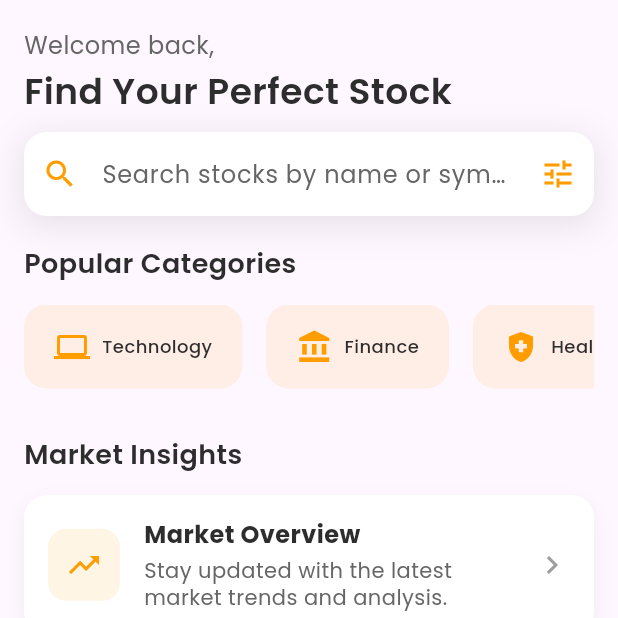
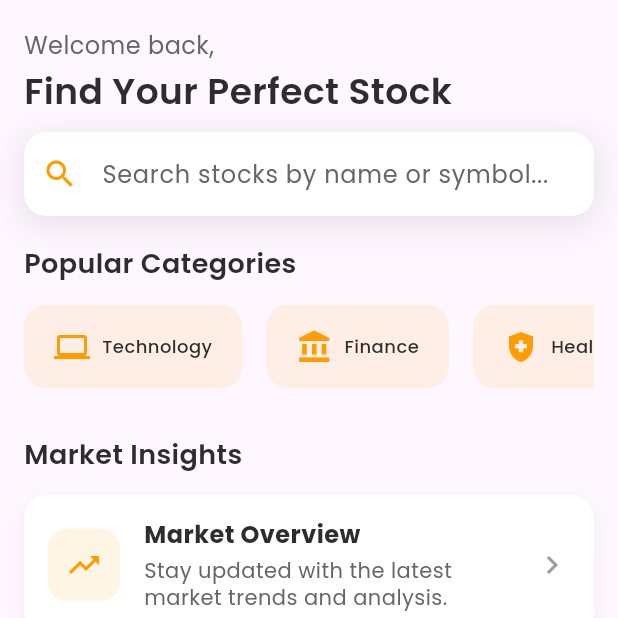
Before and after one commit to MaharajMM/capricon_stock, a Flutter app: the HomeView screen opened directly, on a phone screen of 412 x 824 dp, the top half of it. Run offline on Flutter 3.47's test engine with Material 3 defaults, Android fonts, the phone set to English and light mode, and no system bars; our stand-ins replace another_flushbar, auto_route, cached_network_image, dio, fl_chart, flash and 13 more; missing offline and left inert: duration, flutter_displaymode, platform_info, talker_dio_logger, talker_riverpod_logger; accounts and stored records are empty; generated files the repository leaves out were written again; statements that could not run were skipped.

Commit message:
Minor UI Modification

```diff
--- a/lib/data/model/stock_model.dart
+++ b/lib/data/model/stock_model.dart
@@ -17,18 +17,18 @@ class StockModel {
   final String? website;
   final String? address;
   final String? netZeroProgress;
-  final int? carbonIntensityScope3;
-  final int? carbonIntensityScope1And2;
-  final int? carbonIntensityScope1And2And3;
+  final double? carbonIntensityScope3;
+  final double? carbonIntensityScope1And2;
+  final double? carbonIntensityScope1And2And3;
   final String? tempAlignmentScopes1And2;
   final bool? dnshAssessmentPass;
   final bool? goodGovernanceAssessment;
   final bool? contributeToEnvironmentOrSocialObjective;
   final bool? sustainableInvestment;
-  final int? scope1Emissions;
-  final int? scope2Emissions;
-  final int? scope3Emissions;
-  final int? totalEmissions;
+  final double? scope1Emissions;
+  final double? scope2Emissions;
+  final double? scope3Emissions;
+  final double? totalEmissions;
   final String? listingDate;
   final String? marketCap;
   final int? ibkrConnectionId;
@@ -102,18 +102,18 @@ class StockModel {
     String? website,
     String? address,
     String? netZeroProgress,
-    int? carbonIntensityScope3,
-    int? carbonIntensityScope1And2,
-    int? carbonIntensityScope1And2And3,
+    double? carbonIntensityScope3,
+    double? carbonIntensityScope1And2,
+    double? carbonIntensityScope1And2And3,
     String? tempAlignmentScopes1And2,
     bool? dnshAssessmentPass,
     bool? goodGovernanceAssessment,
     bool? contributeToEnvironmentOrSocialObjective,
     bool? sustainableInvestment,
-    int? scope1Emissions,
-    int? scope2Emissions,
-    int? scope3Emissions,
-    int? totalEmissions,
+    double? scope1Emissions,
+    double? scope2Emissions,
+    double? scope3Emissions,
+    double? totalEmissions,
     String? listingDate,
     String? marketCap,
     int? ibkrConnectionId,
@@ -194,19 +194,19 @@ class StockModel {
         website: json["website"],
         address: json["address"],
         netZeroProgress: json["net_zero_progress"],
-        carbonIntensityScope3: json["carbon_intensity_scope_3"],
-        carbonIntensityScope1And2: json["carbon_intensity_scope_1_and_2"],
-        carbonIntensityScope1And2And3: json["carbon_intensity_scope_1_and_2_and_3"],
+        carbonIntensityScope3: json["carbon_intensity_scope_3"]?.toDouble(),
+        carbonIntensityScope1And2: json["carbon_intensity_scope_1_and_2"]?.toDouble(),
+        carbonIntensityScope1And2And3: json["carbon_intensity_scope_1_and_2_and_3"]?.toDouble(),
         tempAlignmentScopes1And2: json["temp_alignment_scopes_1_and_2"],
         dnshAssessmentPass: json["dnsh_assessment_pass"],
         goodGovernanceAssessment: json["good_governance_assessment"],
         contributeToEnvironmentOrSocialObjective:
             json["contribute_to_environment_or_social_objective"],
         sustainableInvestment: json["sustainable_investment"],
-        scope1Emissions: json["scope_1_emissions"],
-        scope2Emissions: json["scope_2_emissions"],
-        scope3Emissions: json["scope_3_emissions"],
-        totalEmissions: json["total_emissions"],
+        scope1Emissions: json["scope_1_emissions"]?.toDouble(),
+        scope2Emissions: json["scope_2_emissions"]?.toDouble(),
+        scope3Emissions: json["scope_3_emissions"]?.toDouble(),
+        totalEmissions: json["total_emissions"]?.toDouble(),
         listingDate: json["listing_date"],
         marketCap: json["market_cap"],
         ibkrConnectionId: json["ibkr_connection_id"],
--- a/lib/features/home/view/home_page.dart
+++ b/lib/features/home/view/home_page.dart
@@ -34,7 +34,7 @@ class HomeView extends ConsumerStatefulWidget {
 class _HomeViewState extends ConsumerState<HomeView> {
   final TextEditingController _searchController = TextEditingController();
   final List<StockModel> _searchResults = [];
-  final bool _isSearching = false;
+  bool _isSearching = false;
   late BuildContext? loadingStocksdialogContext;
 
   void _fetchStocks(String query) {
@@ -53,6 +53,12 @@ class _HomeViewState extends ConsumerState<HomeView> {
             context.showToast(msg: 'Success', bgColor: AppColors.kSuccessColor.withOpacity(0.8));
           },
         );
+  }
+
+  @override
+  void dispose() {
+    _searchController.dispose();
+    super.dispose();
   }
 
   @override
@@ -139,7 +145,18 @@ class _HomeViewState extends ConsumerState<HomeView> {
                     hintText: 'Search stocks by name or symbol...',
                     hintStyle: GoogleFonts.poppins(color: AppColors.grey600),
                     prefixIcon: Icon(Icons.search, color: AppColors.orange500),
-                    suffixIcon: Icon(Icons.tune, color: AppColors.orange500),
+                    suffixIcon: _searchController.text.isNotEmpty
+                        ? GestureDetector(
+                            onTap: () {
+                              setState(() {
+                                _searchController.clear();
+                                _searchResults.clear();
+                                _isSearching = false;
+                              });
+                            },
+                            child: Icon(Icons.close, color: AppColors.orange500),
+                          )
+                        : null,
                     filled: true,
                     fillColor: Colors.white,
                     border: OutlineInputBorder(
@@ -155,7 +172,19 @@ class _HomeViewState extends ConsumerState<HomeView> {
                       borderSide: BorderSide(color: AppColors.orange500, width: 2),
                     ),
                   ),
+                  onChanged: (value) {
+                    setState(() {
+                      if (value.isEmpty) {
+                        _searchResults.clear();
+                        _isSearching = false;
+                      }
+                      _isSearching = true;
+                    });
+                  },
                   onSubmitted: (query) {
+                    setState(() {
+                      _isSearching = false;
+                    });
                     if (query.isNotEmpty) {
                       _fetchStocks(query); // Call API when search button is pressed
                     }
@@ -222,7 +251,7 @@ class _HomeViewState extends ConsumerState<HomeView> {
                   ),
                 )
               else if (_isSearching)
-                Center(child: CircularProgressIndicator())
+                SizedBox(height: 20)
               else
                 Expanded(
                   child: ListView.separated(
--- a/lib/features/stocks_details/view/stocks_details_page.dart
+++ b/lib/features/stocks_details/view/stocks_details_page.dart
@@ -74,7 +74,7 @@ class StocksDetailsView extends StatelessWidget {
                         symbol: stockDetailsModel.symbol ?? 'N/A',
                         name: stockDetailsModel.name ?? 'N/A',
                         price: stockDetailsModel.price,
-                        imageUrl: stockDetailsModel.image?.url,
+                        imageUrl: stockDetailsModel.image?.url ?? stockImageUrl,
                       ),
                       SizedBox(height: 20),
                       // Chart Section
--- a/lib/shared/widget/primary_action_button.dart
+++ b/lib/shared/widget/primary_action_button.dart
@@ -12,7 +12,7 @@ class PrimaryActionButton extends StatelessWidget {
     required this.labelText,
     required this.onPressed,
     this.isLoading = false,
-    this.color = AppColors.kPrimaryButtonColor,
+    this.color = AppColors.orange500,
     this.freeSize = false,
     this.fontSize,
     this.isCTA = false,
```
Also changed, not shown: lib/features/home/view/widgets/stock_list_item_card.dart (+6 -1 lines), lib/features/stocks_details/view/widgets/company_name_price_card.dart (+9 -6 lines), lib/core/router/router.gr.dart.
